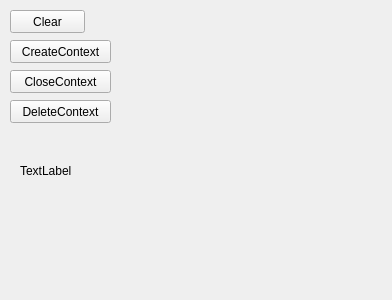
KROIA/Logger, file Examples/LoggerSandbox/ContextObject.ui: the form before one commit.
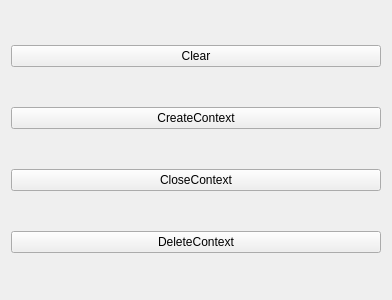
The form after the commit.

Patch:
```diff
--- a/Examples/LoggerSandbox/ContextObject.ui
+++ b/Examples/LoggerSandbox/ContextObject.ui
@@ -13,71 +13,36 @@
   <property name="windowTitle">
    <string>ContextObject</string>
   </property>
+  <layout class="QVBoxLayout" name="verticalLayout">
+   <item>
   <widget class="QPushButton" name="clear_pushButton">
-   <property name="geometry">
-    <rect>
-     <x>10</x>
-     <y>10</y>
-     <width>75</width>
-     <height>23</height>
-    </rect>
-   </property>
    <property name="text">
     <string>Clear</string>
    </property>
   </widget>
+   </item>
+   <item>
   <widget class="QPushButton" name="createContext_pushButton">
-   <property name="geometry">
-    <rect>
-     <x>10</x>
-     <y>40</y>
-     <width>101</width>
-     <height>23</height>
-    </rect>
-   </property>
    <property name="text">
     <string>CreateContext</string>
    </property>
   </widget>
+   </item>
+   <item>
   <widget class="QPushButton" name="closeContext_pushButton">
-   <property name="geometry">
-    <rect>
-     <x>10</x>
-     <y>70</y>
-     <width>101</width>
-     <height>23</height>
-    </rect>
-   </property>
    <property name="text">
     <string>CloseContext</string>
    </property>
   </widget>
+   </item>
+   <item>
   <widget class="QPushButton" name="deleteContext_pushButton">
-   <property name="geometry">
-    <rect>
-     <x>10</x>
-     <y>100</y>
-     <width>101</width>
-     <height>23</height>
-    </rect>
-   </property>
    <property name="text">
     <string>DeleteContext</string>
    </property>
   </widget>
-  <widget class="QLabel" name="label">
-   <property name="geometry">
-    <rect>
-     <x>20</x>
-     <y>140</y>
-     <width>91</width>
-     <height>61</height>
-    </rect>
-   </property>
-   <property name="text">
-    <string>TextLabel</string>
-   </property>
-  </widget>
+   </item>
+  </layout>
  </widget>
  <layoutdefault spacing="6" margin="11"/>
  <resources/>
```
Lines whose indentation alone changed are shown as unchanged.
